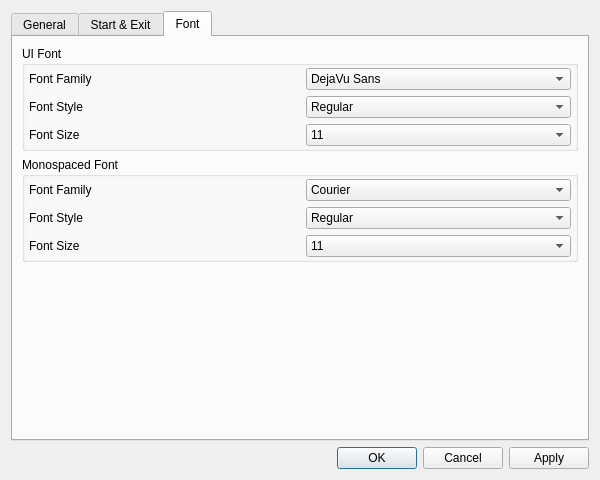
NichtsHsu/usb-regulus, file ui/mainwindow/preferencedialog.ui: the form before one commit.
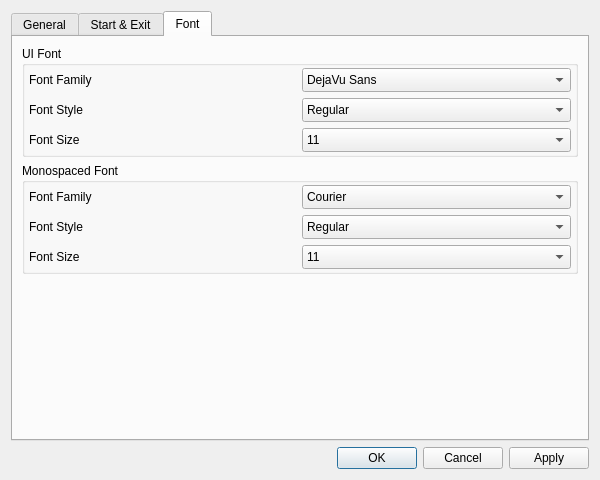
The form after the commit. The open tabs and pages were chosen to show the change.

What changed in the file:
```diff
--- a/ui/mainwindow/preferencedialog.ui
+++ b/ui/mainwindow/preferencedialog.ui
@@ -417,7 +417,7 @@
            <number>2</number>
           </property>
           <property name="horizontalSpacing">
-           <number>12</number>
+           <number>4</number>
           </property>
           <item row="0" column="0">
            <widget class="QLabel" name="labelFontUI">
@@ -428,12 +428,21 @@
           </item>
           <item row="0" column="1">
            <widget class="QFontComboBox" name="fontComboBoxUI">
+            <property name="sizePolicy">
+             <sizepolicy hsizetype="Preferred" vsizetype="Fixed">
+              <horstretch>0</horstretch>
+              <verstretch>0</verstretch>
+             </sizepolicy>
+            </property>
             <property name="editable">
              <bool>false</bool>
             </property>
             <property name="currentText">
              <string notr="true">DejaVu Sans</string>
             </property>
+            <property name="sizeAdjustPolicy">
+             <enum>QComboBox::AdjustToMinimumContentsLengthWithIcon</enum>
+            </property>
            </widget>
           </item>
           <item row="2" column="1">
@@ -444,6 +453,9 @@
             <property name="currentIndex">
              <number>5</number>
             </property>
+            <property name="sizeAdjustPolicy">
+             <enum>QComboBox::AdjustToMinimumContentsLengthWithIcon</enum>
+            </property>
             <item>
              <property name="text">
               <string>6</string>
@@ -552,6 +564,9 @@
           </item>
           <item row="1" column="1">
            <widget class="QComboBox" name="comboBoxFontStyleUI">
+            <property name="sizeAdjustPolicy">
+             <enum>QComboBox::AdjustToMinimumContentsLengthWithIcon</enum>
+            </property>
             <item>
              <property name="text">
               <string>Regular</string>
@@ -596,7 +611,7 @@
            <number>2</number>
           </property>
           <property name="horizontalSpacing">
-           <number>12</number>
+           <number>4</number>
           </property>
           <item row="0" column="0">
            <widget class="QLabel" name="labelFontMono">
@@ -613,6 +628,9 @@
             <property name="currentText">
              <string notr="true">Andale Mono</string>
             </property>
+            <property name="sizeAdjustPolicy">
+             <enum>QComboBox::AdjustToMinimumContentsLengthWithIcon</enum>
+            </property>
             <property name="fontFilters">
              <set>QFontComboBox::MonospacedFonts</set>
             </property>
@@ -627,6 +645,9 @@
           </item>
           <item row="1" column="1">
            <widget class="QComboBox" name="comboBoxFontStyleMono">
+            <property name="sizeAdjustPolicy">
+             <enum>QComboBox::AdjustToMinimumContentsLengthWithIcon</enum>
+            </property>
             <item>
              <property name="text">
               <string>Regular</string>
@@ -664,6 +685,9 @@
             <property name="currentIndex">
              <number>5</number>
             </property>
+            <property name="sizeAdjustPolicy">
+             <enum>QComboBox::AdjustToMinimumContentsLengthWithIcon</enum>
+            </property>
             <item>
              <property name="text">
               <string>6</string>
```
